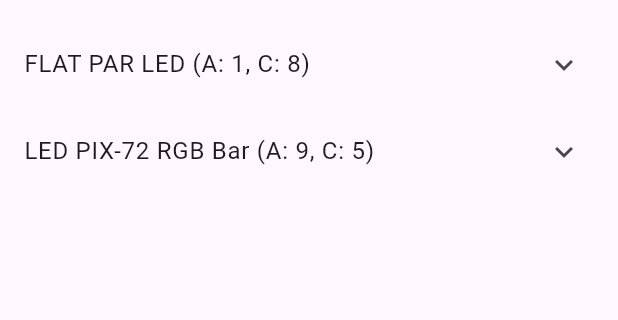
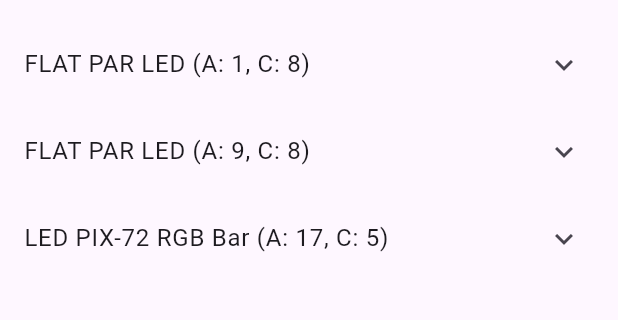
Before and after one commit to Movinghead333/flutter_bluetooth_dmx, a Flutter app: the screen it shows after launch, after a tap on the "settings brightness" icon, on a phone screen of 412 x 824 dp, the part 63-383 px from its top. Run offline on Flutter 3.47's test engine with Material 3 defaults, Android fonts, the phone set to English and light mode, and no system bars; our stand-ins replace rxdart; missing offline and left inert: flutter_bluetooth_classic_serial.

Commit message:
Refactor DMX device specification handling
Introduced DmxDeviceSpecification model and moved DMX device specifications to a dedicated file. Updated DmxDevice to reference specifications instead of duplicating channel info and metadata. Refactored UI and provider logic to use the new structure, improving maintainability and extensibility.

```diff
--- a/lib/bluetooth_screen.dart
+++ b/lib/bluetooth_screen.dart
@@ -91,6 +91,7 @@ class _BluetoothScreenState extends State<BluetoothScreen> {
       });
 
       // Show connection status
+      if (context.mounted) {
         ScaffoldMessenger.of(context).showSnackBar(
           SnackBar(
             content: Text(connectionState.isConnected
@@ -100,6 +101,7 @@ class _BluetoothScreenState extends State<BluetoothScreen> {
                 connectionState.isConnected ? Colors.green : Colors.red,
           ),
         );
+      }
     });
 
     // Listen for incoming data
--- /dev/null
+++ b/lib/data/dmx_device_specifications.dart
@@ -0,0 +1,83 @@
+import 'package:flutter_bluetooth_dmx/data_models/channel_info.dart';
+import 'package:flutter_bluetooth_dmx/data_models/dmx_device_specification.dart';
+
+const DmxDeviceSpecification kFlatParLedSpec = DmxDeviceSpecification(
+  name: 'FLAT PAR LED',
+      numChannels: 8,
+      channelInfos: [
+        ChannelInfo(
+          channelName: 'Red',
+          description: "1 - 255: RED 0% - 100%",
+        ),
+        ChannelInfo(
+          channelName: 'Green',
+          description: "1 - 255: GREEN 0% - 100%",
+        ),
+        ChannelInfo(
+          channelName: 'Blue',
+          description: "1 - 255: BLUE 0% - 100%",
+        ),
+        ChannelInfo(
+          channelName: 'White',
+          description: "1 - 255: WHITE 0% - 100%",
+        ),
+        ChannelInfo(
+          channelName: 'Master Dimmer',
+          description: "1 - 255: MASTER DIMMER 0% - 100%",
+        ),
+        ChannelInfo(
+          channelName: 'STROBING/PROGRAM SPEED/SOUND SENSITIVITY',
+          description: "0 - 15: STROBING OFF\n"
+              "16 - 255: STROBING SLOW - FAST\n"
+              "0 - 255: PROGRAM SPEED SLOW - FAST\n"
+              "0 - 31: SOUND SENSITIVITY OFF\n"
+              "32 - 255: SOUND SENSITIVE LEAST - MOST",
+        ),
+        ChannelInfo(
+          channelName:
+              'DIMMING/STATIC COLOR SELECT/ COLOR CHANGE SELECT/COLOR FADE SELECT',
+          description: "0 - 51: DIMMER MODE\n"
+              "52 - 102: COLOR MACRO MODE\n"
+              "103 - 153: COLOR CHANGE MODE\n"
+              "154 - 204: COLOR FADE MODE\n"
+              "205 - 255: SOUND ACTIVE MODE",
+        ),
+        ChannelInfo(
+          channelName: 'MODES COLOR MACROS',
+          description: "0 - 15: COLOR CHANGE 1\n"
+              "16 - 31: COLOR CHANGE 2\n"
+              "32 - 47: COLOR CHANGE 3\n"
+              "48 - 63: COLOR CHANGE 4",
+        ),
+      ],
+);
+
+const DmxDeviceSpecification kLedBarSpec = DmxDeviceSpecification(
+  name: 'LED PIX-72 RGB Bar',
+      numChannels: 5,
+      channelInfos: [
+        ChannelInfo(
+          channelName: 'Red',
+          description: "1 - 255: RED 0% - 100%",
+        ),
+        ChannelInfo(
+          channelName: 'Green',
+          description: "1 - 255: GREEN 0% - 100%",
+        ),
+        ChannelInfo(
+          channelName: 'Blue',
+          description: "1 - 255: BLUE 0% - 100%",
+        ),
+        ChannelInfo(
+          channelName: 'Master Dimmer',
+          description: "1 - 255: MASTER DIMMER 0% - 100%%",
+        ),
+        ChannelInfo(
+          channelName: 'Music Mode / Strobe',
+          description: "000 - 000: NO FUNCTION\n"
+              "001 - 005: SOUND ACTIVE MODE (7 colors)\n"
+              "006 - 010: NO FUNCTION\n"
+              "011 - 255: Strobe-Effect with 0-100%",
+        ),
+      ],
+);
--- a/lib/data_models/channel_info.dart
+++ b/lib/data_models/channel_info.dart
@@ -2,5 +2,5 @@ class ChannelInfo {
   final String channelName;
   final String description;
 
-  ChannelInfo({required this.channelName, required this.description});
+  const ChannelInfo({required this.channelName, required this.description});
 }
--- a/lib/data_models/dmx_device.dart
+++ b/lib/data_models/dmx_device.dart
@@ -1,15 +1,11 @@
-import 'package:flutter_bluetooth_dmx/data_models/channel_info.dart';
+import 'package:flutter_bluetooth_dmx/data_models/dmx_device_specification.dart';
 
 class DmxDevice {
-  String name;
   int startAdress;
-  int numChannels;
-  List<ChannelInfo> channelInfos;
+  final DmxDeviceSpecification specification;
 
   DmxDevice({
-    required this.name,
     required this.startAdress,
-    required this.numChannels,
-    required this.channelInfos,
+    required this.specification,
   });
 }
--- /dev/null
+++ b/lib/data_models/dmx_device_specification.dart
@@ -0,0 +1,13 @@
+import 'package:flutter_bluetooth_dmx/data_models/channel_info.dart';
+
+class DmxDeviceSpecification {
+  final String name;
+  final int numChannels;
+  final List<ChannelInfo> channelInfos;
+
+  const DmxDeviceSpecification({
+    required this.name,
+    required this.numChannels,
+    required this.channelInfos,
+  });
+}
--- a/lib/device_based_dmx_universe_controller_screen.dart
+++ b/lib/device_based_dmx_universe_controller_screen.dart
@@ -41,7 +41,7 @@ class _DeviceBasedDmxUniverseControllerScreenState
 
                     if (!asyncSnapshot.hasData ||
                         !dmxDevicesAsyncSnapshot.hasData) {
-                      return Center(child: const CircularProgressIndicator());
+                      return const Center(child: CircularProgressIndicator());
                     }
 
                     List<DmxDevice> dmxDevices = dmxDevicesAsyncSnapshot.data!;
@@ -57,9 +57,9 @@ class _DeviceBasedDmxUniverseControllerScreenState
                             });
                           },
                           title: Text(
-                              '${dmxDevices[index].name} (A: ${dmxDevices[index].startAdress}, C: ${dmxDevices[index].numChannels})'),
+                              '${dmxDevices[index].specification.name} (A: ${dmxDevices[index].startAdress}, C: ${dmxDevices[index].specification.numChannels})'),
                           children: List.generate(
-                            dmxDevices[index].numChannels,
+                            dmxDevices[index].specification.numChannels,
                             (localChannelIndex) {
                               int channelNumber =
                                   dmxDevices[index].startAdress +
@@ -71,9 +71,9 @@ class _DeviceBasedDmxUniverseControllerScreenState
                                       context: context,
                                       builder: (_) => AlertDialog(
                                             title: Text(
-                                                '${dmxDevices[index].channelInfos[localChannelIndex].channelName}'),
+                                                dmxDevices[index].specification.channelInfos[localChannelIndex].channelName),
                                             content: Text(
-                                                '${dmxDevices[index].channelInfos[localChannelIndex].description}'),
+                                                dmxDevices[index].specification.channelInfos[localChannelIndex].description),
                                             actions: [
                                               TextButton(
                                                   onPressed: () {
@@ -84,7 +84,7 @@ class _DeviceBasedDmxUniverseControllerScreenState
                                           ));
                                 },
                                 title: Text(
-                                    '${dmxDevices[index].channelInfos[localChannelIndex].channelName}: ${channelValues[channelNumber]}'),
+                                    '${dmxDevices[index].specification.channelInfos[localChannelIndex].channelName}: ${channelValues[channelNumber]}'),
                                 subtitle: Slider(
                                   min: 0,
                                   max: 255,
--- a/lib/dmx_Controller_provider.dart
+++ b/lib/dmx_Controller_provider.dart
@@ -1,5 +1,5 @@
 import 'package:flutter_bluetooth_classic_serial/flutter_bluetooth_classic.dart';
-import 'package:flutter_bluetooth_dmx/data_models/channel_info.dart';
+import 'package:flutter_bluetooth_dmx/data/dmx_device_specifications.dart';
 import 'package:flutter_bluetooth_dmx/data_models/dmx_device.dart';
 import 'package:rxdart/rxdart.dart';
 
@@ -8,87 +8,9 @@ class DmxControllerProvider {
       BehaviorSubject<List<int>>.seeded(List.filled(512, 0));
   BehaviorSubject<List<DmxDevice>> dmxDevices =
       BehaviorSubject<List<DmxDevice>>.seeded([
-    DmxDevice(
-      name: 'FLAT PAR LED',
-      startAdress: 1,
-      numChannels: 8,
-      channelInfos: [
-        ChannelInfo(
-          channelName: 'Red',
-          description: "1 - 255: RED 0% - 100%",
-        ),
-        ChannelInfo(
-          channelName: 'Green',
-          description: "1 - 255: GREEN 0% - 100%",
-        ),
-        ChannelInfo(
-          channelName: 'Blue',
-          description: "1 - 255: BLUE 0% - 100%",
-        ),
-        ChannelInfo(
-          channelName: 'White',
-          description: "1 - 255: WHITE 0% - 100%",
-        ),
-        ChannelInfo(
-          channelName: 'Master Dimmer',
-          description: "1 - 255: MASTER DIMMER 0% - 100%",
-        ),
-        ChannelInfo(
-          channelName: 'STROBING/PROGRAM SPEED/SOUND SENSITIVITY',
-          description: "0 - 15: STROBING OFF\n"
-              "16 - 255: STROBING SLOW - FAST\n"
-              "0 - 255: PROGRAM SPEED SLOW - FAST\n"
-              "0 - 31: SOUND SENSITIVITY OFF\n"
-              "32 - 255: SOUND SENSITIVE LEAST - MOST",
-        ),
-        ChannelInfo(
-          channelName:
-              'DIMMING/STATIC COLOR SELECT/ COLOR CHANGE SELECT/COLOR FADE SELECT',
-          description: "0 - 51: DIMMER MODE\n"
-              "52 - 102: COLOR MACRO MODE\n"
-              "103 - 153: COLOR CHANGE MODE\n"
-              "154 - 204: COLOR FADE MODE\n"
-              "205 - 255: SOUND ACTIVE MODE",
-        ),
-        ChannelInfo(
-          channelName: 'MODES COLOR MACROS',
-          description: "0 - 15: COLOR CHANGE 1\n"
-              "16 - 31: COLOR CHANGE 2\n"
-              "32 - 47: COLOR CHANGE 3\n"
-              "48 - 63: COLOR CHANGE 4",
-        ),
-      ],
-    ),
-    DmxDevice(
-      name: 'LED PIX-72 RGB Bar',
-      startAdress: 9,
-      numChannels: 5,
-      channelInfos: [
-        ChannelInfo(
-          channelName: 'Red',
-          description: "1 - 255: RED 0% - 100%",
-        ),
-        ChannelInfo(
-          channelName: 'Green',
-          description: "1 - 255: GREEN 0% - 100%",
-        ),
-        ChannelInfo(
-          channelName: 'Blue',
-          description: "1 - 255: BLUE 0% - 100%",
-        ),
-        ChannelInfo(
-          channelName: 'Master Dimmer',
-          description: "1 - 255: MASTER DIMMER 0% - 100%%",
-        ),
-        ChannelInfo(
-          channelName: 'Music Mode / Strobe',
-          description: "000 - 000: NO FUNCTION\n"
-              "001 - 005: SOUND ACTIVE MODE (7 colors)\n"
-              "006 - 010: NO FUNCTION\n"
-              "011 - 255: Strobe-Effect with 0-100%",
-        )
-      ],
-    ),
+    DmxDevice(startAdress: 1, specification: kFlatParLedSpec),
+    DmxDevice(startAdress: 9, specification: kFlatParLedSpec),
+    DmxDevice(startAdress: 17, specification: kLedBarSpec),
   ]);
 
   FlutterBluetoothClassic bluetooth = FlutterBluetoothClassic();
--- a/lib/main.dart
+++ b/lib/main.dart
@@ -18,20 +18,10 @@ class MyApp extends StatelessWidget {
         Provider<DmxControllerProvider>(create: (_) => DmxControllerProvider()),
       ],
       child: MaterialApp(
-        title: 'Flutter Demo',
+        title: 'Flutter Bluetooth DMX',
         theme: ThemeData(
-          // This is the theme of your application.
-          //
-          // Try running your application with "flutter run". You'll see the
-          // application has a blue toolbar. Then, without quitting the app, try
-          // changing the primarySwatch below to Colors.green and then invoke
-          // "hot reload" (press "r" in the console where you ran "flutter run",
-          // or simply save your changes to "hot reload" in a Flutter IDE).
-          // Notice that the counter didn't reset back to zero; the application
-          // is not restarted.
           primarySwatch: Colors.blue,
         ),
-        //home: BluetoothDeviceListScreen(),
         home: BluetoothScreen(),
       ),
     );
```
Also changed, not shown: pubspec.lock. Lines whose indentation alone changed are shown as unchanged.
